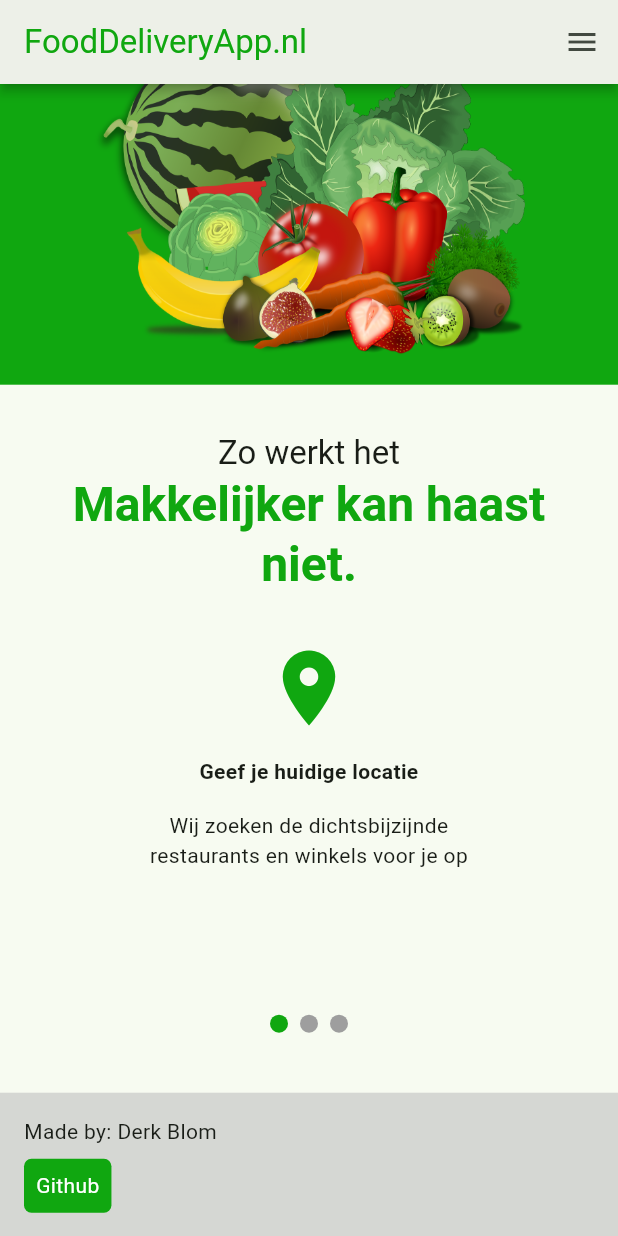
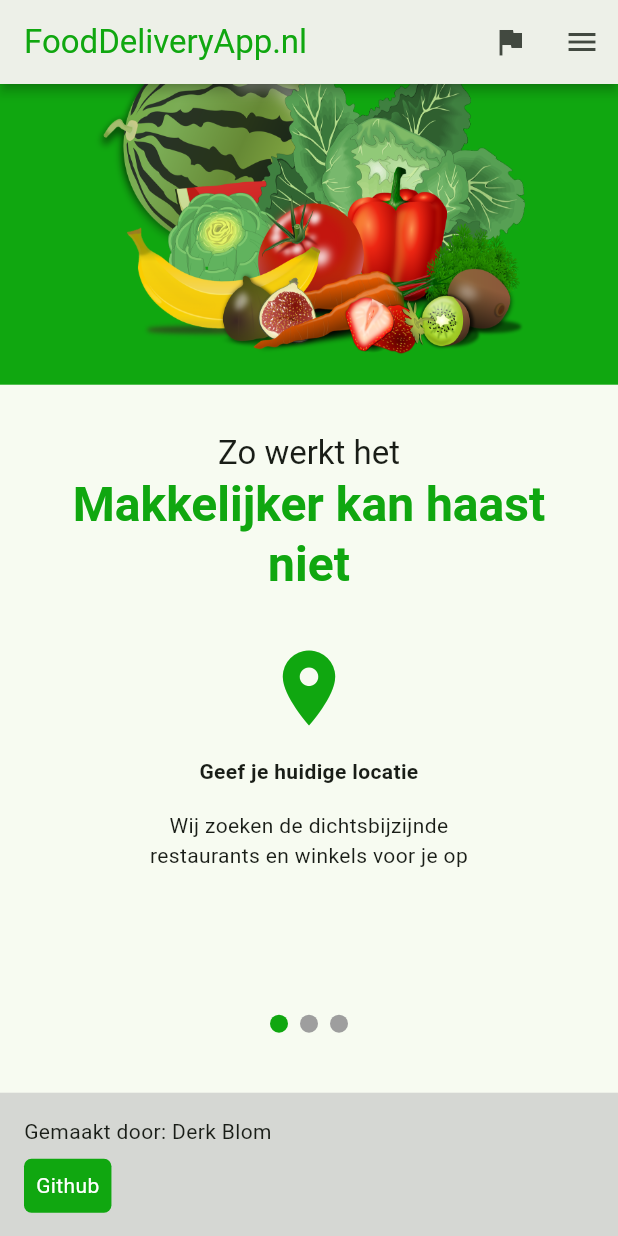
Before and after one commit to Derk-B/MobileApp, a Flutter app: the screen it shows after launch, scrolled down 358 dp, on a phone screen of 412 x 824 dp. Run offline on Flutter 3.47's test engine with Material 3 defaults, Android fonts, the phone set to English and light mode, and no system bars; drawn by our look-alikes of carousel_slider; our stand-ins replace firebase_auth, firebase_core; missing offline and left inert: firebase_ui_auth, firebase_ui_localizations; accounts and stored records are empty; generated files the repository leaves out were written again.

Commit message:
Added localization

```diff
--- a/app/lib/features/landingpage/presentation/widgets/landingpage_appbar.dart
+++ b/app/lib/features/landingpage/presentation/widgets/landingpage_appbar.dart
@@ -1,4 +1,5 @@
 import 'package:app/features/landingpage/presentation/widgets/landingpage_drawer/landingpage_drawer.dart';
+import 'package:app/main.dart';
 import 'package:app/shared/constants/contants.dart';
 import 'package:flutter/material.dart';
 
@@ -31,6 +32,11 @@ class LandingPageAppBar extends StatelessWidget implements PreferredSizeWidget {
         elevation: 10,
         actions: [
           IconButton(
+              onPressed: () {
+                App.of(context).setLocale(const Locale("en"));
+              },
+              icon: const Icon(Icons.flag)),
+          IconButton(
             icon: const Icon(Icons.menu),
             onPressed: () {
               if (constraint.maxWidth < LARGE_SCREEN_SIZE) {
--- a/app/lib/features/landingpage/presentation/widgets/landingpage_footer/landingpage_footer.dart
+++ b/app/lib/features/landingpage/presentation/widgets/landingpage_footer/landingpage_footer.dart
@@ -1,3 +1,4 @@
+import 'package:app/shared/localizations_ext.dart';
 import 'package:flutter/material.dart';
 import 'package:url_launcher/url_launcher.dart';
 
@@ -13,7 +14,9 @@ class LandingPageFooter extends StatelessWidget {
       child: Column(
         crossAxisAlignment: CrossAxisAlignment.start,
         children: [
-          const Text("Made by: Derk Blom"),
+          Text(
+            "${AppLocalizations.of(context)!.landingpage_footer_made_by} Derk Blom",
+          ),
           const SizedBox(height: 8.0),
           InkWell(
             child: Container(
--- a/app/lib/features/landingpage/presentation/widgets/landingpage_main/landingpage_main_title.dart
+++ b/app/lib/features/landingpage/presentation/widgets/landingpage_main/landingpage_main_title.dart
@@ -1,4 +1,5 @@
 import 'package:flutter/material.dart';
+import 'package:flutter_gen/gen_l10n/app_localizations.dart';
 
 class LandingPageMainTitle extends StatelessWidget {
   const LandingPageMainTitle({super.key});
@@ -10,11 +11,11 @@ class LandingPageMainTitle extends StatelessWidget {
       child: Column(
         crossAxisAlignment: CrossAxisAlignment.start,
         children: [
-          Text("Bestel eten en drinken",
+          Text(AppLocalizations.of(context)!.landingpage_title,
               style: Theme.of(context).textTheme.headlineLarge),
           const SizedBox(height: 10),
           Text(
-            "Restaurants en winkels in de buurt",
+            AppLocalizations.of(context)!.landingpage_subtitle,
             style: Theme.of(context).textTheme.headlineMedium,
           ),
         ],
--- a/app/lib/features/landingpage/presentation/widgets/landingpage_tutorial/desktop/landingpage_tutorial_carousel_desktop.dart
+++ b/app/lib/features/landingpage/presentation/widgets/landingpage_tutorial/desktop/landingpage_tutorial_carousel_desktop.dart
@@ -15,7 +15,7 @@ class LandingPageTutorialCarouselDesktop extends StatelessWidget {
             BoxConstraints(maxWidth: MediaQuery.of(context).size.width),
         child: Row(
           mainAxisAlignment: MainAxisAlignment.spaceAround,
-          children: tutorialWidgetsList
+          children: tutorialWidgetsList(context)
               .map((widget) => Column(
                     children: [
                       Icon(
--- a/app/lib/features/landingpage/presentation/widgets/landingpage_tutorial/landingpage_tutorial_carousel_items.dart
+++ b/app/lib/features/landingpage/presentation/widgets/landingpage_tutorial/landingpage_tutorial_carousel_items.dart
@@ -1,3 +1,4 @@
+import 'package:app/shared/localizations_ext.dart';
 import 'package:flutter/material.dart';
 
 class TutorialWidget {
@@ -8,15 +9,20 @@ class TutorialWidget {
   const TutorialWidget(this.title, this.description, this.iconData);
 }
 
-const List<TutorialWidget> tutorialWidgetsList = [
-  TutorialWidget(
-      "Geef je huidige locatie",
-      "Wij zoeken de dichtsbijzijnde restaurants en winkels voor je op",
-      Icons.location_on),
-  TutorialWidget("Vind wat je zoekt",
-      "Zoek naar producten of gerechten, bedrijven of keukens", Icons.fastfood),
-  TutorialWidget(
-      "Bestelling voor bezorging of afhalen",
-      "We houden je op de hoogte van de voortgang van je bestelling",
-      Icons.notifications_active),
-];
+List<TutorialWidget> tutorialWidgetsList(context) => [
+      TutorialWidget(
+          AppLocalizations.of(context)!.landingpage_tutorial_widget_title_0,
+          AppLocalizations.of(context)!
+              .landingpage_tutorial_widget_description_0,
+          Icons.location_on),
+      TutorialWidget(
+          AppLocalizations.of(context)!.landingpage_tutorial_widget_title_1,
+          AppLocalizations.of(context)!
+              .landingpage_tutorial_widget_description_1,
+          Icons.fastfood),
+      TutorialWidget(
+          AppLocalizations.of(context)!.landingpage_tutorial_widget_title_2,
+          AppLocalizations.of(context)!
+              .landingpage_tutorial_widget_description_2,
+          Icons.notifications_active),
+    ];
--- a/app/lib/features/landingpage/presentation/widgets/landingpage_tutorial/mobile/landingpage_tutorial_carousel_mobile.dart
+++ b/app/lib/features/landingpage/presentation/widgets/landingpage_tutorial/mobile/landingpage_tutorial_carousel_mobile.dart
@@ -25,7 +25,7 @@ class _LandingPageTutorialCarouselState
             enableInfiniteScroll: false,
             onPageChanged: (index, _) => setState(() => _current = index),
           ),
-          items: tutorialWidgetsList.map((widget) {
+          items: tutorialWidgetsList(context).map((widget) {
             return Builder(
               builder: (BuildContext context) {
                 return Container(
@@ -59,7 +59,7 @@ class _LandingPageTutorialCarouselState
         ),
         Row(
           mainAxisAlignment: MainAxisAlignment.center,
-          children: tutorialWidgetsList.asMap().entries.map((entry) {
+          children: tutorialWidgetsList(context).asMap().entries.map((entry) {
             return Container(
               width: 12.0,
               height: 12.0,
--- a/app/lib/features/landingpage/presentation/widgets/landingpage_tutorial/mobile/landingpage_tutorial_title_mobile.dart
+++ b/app/lib/features/landingpage/presentation/widgets/landingpage_tutorial/mobile/landingpage_tutorial_title_mobile.dart
@@ -1,3 +1,4 @@
+import 'package:app/shared/localizations_ext.dart';
 import 'package:flutter/material.dart';
 
 class LandingPageTutorialTitleMobile extends StatelessWidget {
@@ -12,11 +13,12 @@ class LandingPageTutorialTitleMobile extends StatelessWidget {
           child: Column(
             children: [
               Text(
-                "Zo werkt het",
+                AppLocalizations.of(context)!.landingpage_tutorial_title_intro,
                 style: Theme.of(context).textTheme.titleLarge,
               ),
               Text(
-                "Makkelijker kan haast niet.",
+                AppLocalizations.of(context)!
+                    .landingpage_tutorial_title_eyecatcher,
                 textAlign: TextAlign.center,
                 style: Theme.of(context)
                     .textTheme
--- /dev/null
+++ b/app/lib/l10n/app_nl.arb
@@ -0,0 +1,15 @@
+{
+  "landingpage_title": "Bestel eten en drinken",
+  "landingpage_subtitle": "Restaurants en winkels in de buurt",
+  "landingpage_search_hint" : "Adres, b.v. Jan Steenlaan 15",
+  "landingpage_search_button": "Zoek",
+  "landingpage_tutorial_title_intro": "Zo werkt het",
+  "landingpage_tutorial_title_eyecatcher": "Makkelijker kan haast niet",
+  "landingpage_tutorial_widget_title_0": "Geef je huidige locatie",
+  "landingpage_tutorial_widget_description_0":  "Wij zoeken de dichtsbijzijnde restaurants en winkels voor je op",
+  "landingpage_tutorial_widget_title_1": "Geef je huidige locatie",
+  "landingpage_tutorial_widget_description_1":  "Wij zoeken de dichtsbijzijnde restaurants en winkels voor je op",
+  "landingpage_tutorial_widget_title_2": "Geef je huidige locatie",
+  "landingpage_tutorial_widget_description_2":  "Wij zoeken de dichtsbijzijnde restaurants en winkels voor je op",
+  "landingpage_footer_made_by": "Gemaakt door:"
+}
--- a/app/lib/main.dart
+++ b/app/lib/main.dart
@@ -1,4 +1,6 @@
 import 'package:app/features/landingpage/presentation/views/landingpage.dart';
+import 'package:flutter_gen/gen_l10n/app_localizations.dart';
+import 'package:flutter_localizations/flutter_localizations.dart';
 import 'package:app/l10n/firebase_ui_labels_localized.dart';
 import 'package:firebase_auth/firebase_auth.dart';
 import 'package:firebase_ui_localizations/firebase_ui_localizations.dart';
@@ -12,14 +14,30 @@ void main() async {
     options: DefaultFirebaseOptions.currentPlatform,
   );
 
-  runApp(const MyApp());
+  runApp(const App());
 }
 
-class MyApp extends StatelessWidget {
-  const MyApp({super.key});
+class App extends StatefulWidget {
+  const App({super.key});
 
+  @override
+  State<App> createState() => _AppState();
+
+  static _AppState of(BuildContext context) =>
+      context.findAncestorStateOfType<_AppState>()!;
+}
+
+class _AppState extends State<App> {
   // Color values
   final primaryColor = const Color.fromARGB(255, 16, 167, 16);
+
+  Locale _locale = const Locale("nl");
+
+  void setLocale(Locale locale) {
+    setState(() {
+      _locale = locale;
+    });
+  }
 
   // This widget is the root of your application.
   @override
@@ -53,23 +71,30 @@ class MyApp extends StatelessWidget {
           )),
       localizationsDelegates: [
         FirebaseUILocalizations.withDefaultOverrides(
-            const FirebaseUILabelsLocalized())
+            const FirebaseUILabelsLocalized()),
+        AppLocalizations.delegate,
+        GlobalMaterialLocalizations.delegate,
+        GlobalWidgetsLocalizations.delegate,
+        GlobalCupertinoLocalizations.delegate,
       ],
-      home: const MyHomePage(title: 'NietThuisbezorgd.nl'),
+      supportedLocales: const [
+        Locale("en"),
+        Locale("nl"),
+      ],
+      locale: _locale,
+      home: const AuthWrapper(),
     );
   }
 }
 
-class MyHomePage extends StatefulWidget {
-  const MyHomePage({super.key, required this.title});
-
-  final String title;
+class AuthWrapper extends StatefulWidget {
+  const AuthWrapper({super.key});
 
   @override
-  State<MyHomePage> createState() => _MyHomePageState();
+  State<AuthWrapper> createState() => _AuthWrapperState();
 }
 
-class _MyHomePageState extends State<MyHomePage> {
+class _AuthWrapperState extends State<AuthWrapper> {
   @override
   Widget build(BuildContext context) {
     return StreamBuilder<User?>(
--- /dev/null
+++ b/app/lib/shared/localizations_ext.dart
@@ -0,0 +1,2 @@
+// This file allows vscode to autoimport the app_localizations file
+export "package:flutter_gen/gen_l10n/app_localizations.dart";
--- a/app/pubspec.yaml
+++ b/app/pubspec.yaml
@@ -44,6 +44,8 @@ dependencies:
   firebase_ui_auth: ^1.10.0
   firebase_ui_localizations: ^1.9.0
   intl: ^0.18.1
+  flutter_localizations:
+    sdk: flutter
 
 dev_dependencies:
   flutter_test:
```
Also changed, not shown: app/lib/features/landingpage/presentation/widgets/landingpage_main/landingpage_main_search.dart (+11 -5 lines), app/lib/l10n/app_en.arb (+14 -5 lines), app/pubspec.lock, 1 other file.
